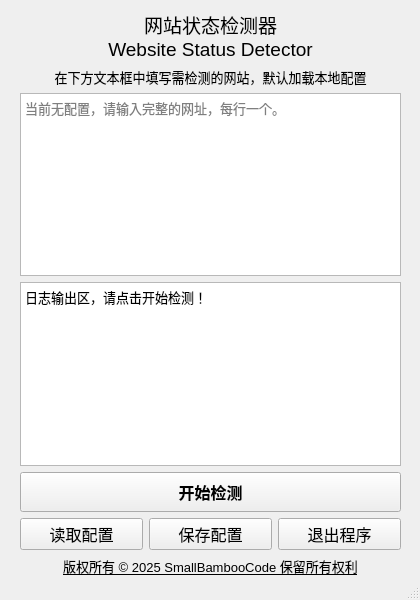
Qt form UI/MainWindow.ui (SmallBambooCode/WebsiteStatusDetector) before a commit.
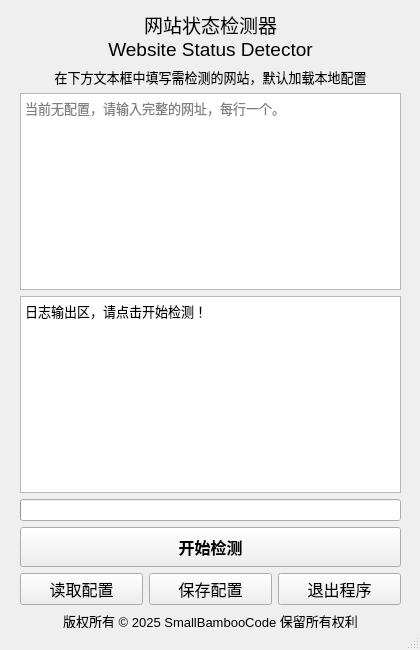
The same form after that commit.

Commit message: 更新至v0.3

Patch:
```diff
--- a/UI/MainWindow.ui
+++ b/UI/MainWindow.ui
@@ -7,32 +7,42 @@
     <x>0</x>
     <y>0</y>
     <width>420</width>
-    <height>600</height>
+    <height>650</height>
    </rect>
   </property>
   <property name="minimumSize">
    <size>
     <width>420</width>
-    <height>600</height>
+    <height>650</height>
    </size>
   </property>
   <property name="maximumSize">
    <size>
     <width>420</width>
-    <height>600</height>
+    <height>650</height>
    </size>
   </property>
+  <property name="font">
+   <font>
+    <stylestrategy>PreferAntialias</stylestrategy>
+   </font>
+  </property>
   <property name="windowTitle">
    <string>网站状态检测器 - SmallBambooCode</string>
   </property>
   <widget class="QWidget" name="centralwidget">
+   <property name="font">
+    <font>
+     <stylestrategy>PreferAntialias</stylestrategy>
+    </font>
+   </property>
    <widget class="QWidget" name="layoutWidget">
     <property name="geometry">
      <rect>
       <x>20</x>
       <y>10</y>
       <width>381</width>
-      <height>566</height>
+      <height>621</height>
      </rect>
     </property>
     <layout class="QVBoxLayout" name="verticalLayout">
@@ -112,6 +122,33 @@
        </property>
       </widget>
      </item>
+     <item>
+      <widget class="QProgressBar" name="progressBar_test">
+       <property name="font">
+        <font>
+         <stylestrategy>PreferAntialias</stylestrategy>
+        </font>
+       </property>
+       <property name="value">
+        <number>0</number>
+       </property>
+       <property name="alignment">
+        <set>Qt::AlignCenter</set>
+       </property>
+       <property name="textVisible">
+        <bool>false</bool>
+       </property>
+       <property name="orientation">
+        <enum>Qt::Horizontal</enum>
+       </property>
+       <property name="textDirection">
+        <enum>QProgressBar::TopToBottom</enum>
+       </property>
+       <property name="format">
+        <string/>
+       </property>
+      </widget>
+     </item>
      <item>
       <widget class="QPushButton" name="pushButton_start">
        <property name="minimumSize">
```
Left out of the diff: 2 changed lines with no effect on the pictures.
